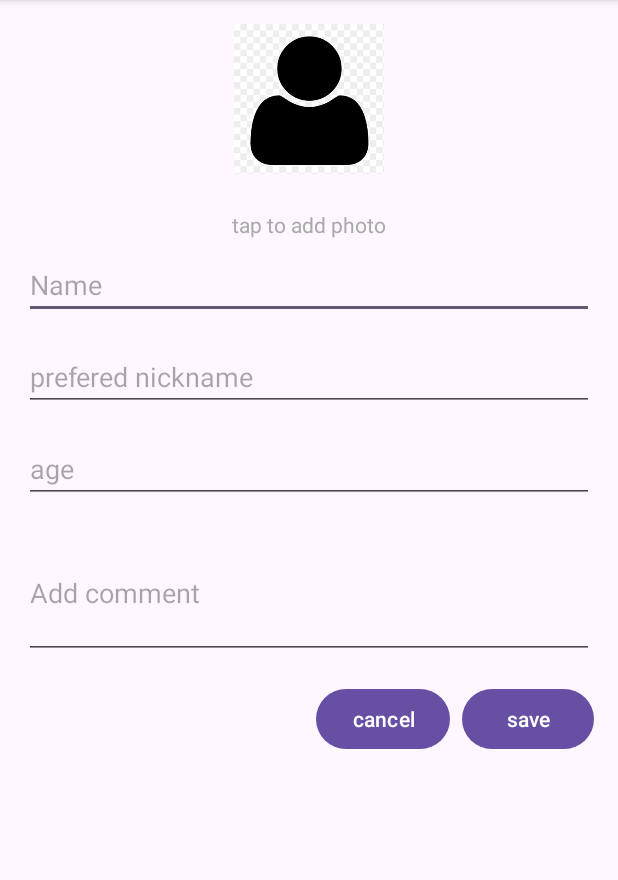
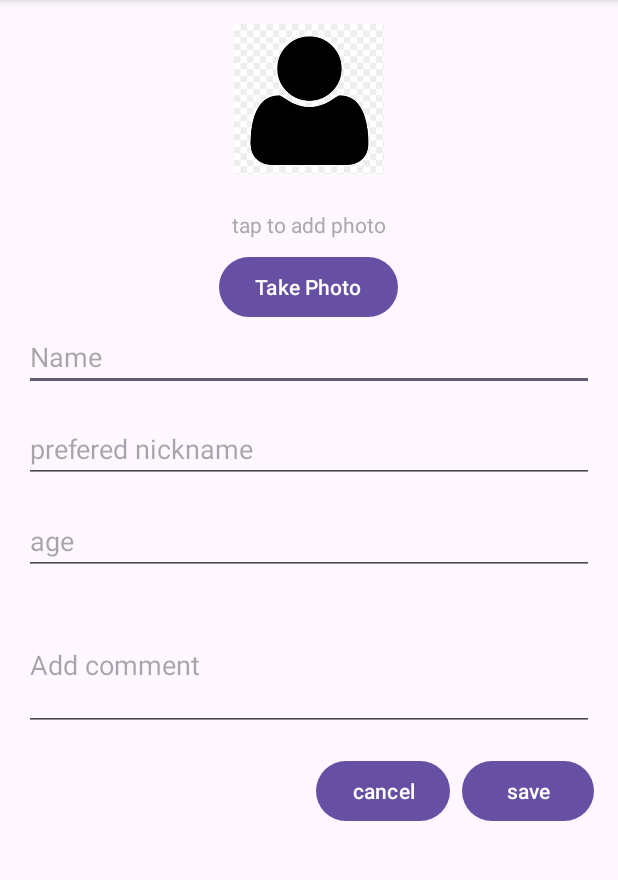
Before and after one commit to dnechv/cmpt276_ProjectApp, an Android app: the CreatePatientActivity screen opened directly, with no data from a screen before it, on a phone screen of 412 x 824 dp, the part 96-976 px from its top. Run offline under Robolectric (Android 15) with nearby library versions, the phone set to English and light mode, and no system bars; our stand-ins replace Firebase (no records; nobody signed in at launch, a user with empty details on screens opened directly).

Commit message:
profile pic
take profile picture button

```diff
--- a/app/src/main/java/com/example/memoryconnect/controllers/CreatePatientActivity.java
+++ b/app/src/main/java/com/example/memoryconnect/controllers/CreatePatientActivity.java
@@ -1,8 +1,10 @@
 package com.example.memoryconnect.controllers;
 
 import android.content.Intent;
+import android.graphics.Bitmap;
 import android.net.Uri;
 import android.os.Bundle;
+import android.provider.MediaStore;
 import android.util.Log;
 import android.widget.Button;
 import android.widget.EditText;
@@ -31,6 +33,9 @@ public class CreatePatientActivity extends AppCompatActivity {
     private Button saveButton;
     private Button cancelButton;
 
+    private Button takephotoButton;
+
+
     @Override
     protected void onCreate(Bundle savedInstanceState) {
         super.onCreate(savedInstanceState);
@@ -44,6 +49,7 @@ public class CreatePatientActivity extends AppCompatActivity {
         commentEditText = findViewById(R.id.commentEditText);
         saveButton = findViewById(R.id.saveButton);
         cancelButton = findViewById(R.id.cancelButton);
+        takephotoButton = findViewById(R.id.takephotoButton);
 
         // Initialize ViewModel
         patientViewModel = new ViewModelProvider(this).get(PatientViewModel.class);
@@ -59,6 +65,9 @@ public class CreatePatientActivity extends AppCompatActivity {
 
         // Observe ViewModel LiveData for save success or error handling
         observeViewModel();
+
+        // set up take picture button
+        takephotoButton.setOnClickListener(v -> takepic());
     }
 
     // Launch photo picker
@@ -133,4 +142,19 @@ public class CreatePatientActivity extends AppCompatActivity {
             patientViewModel.savePatient(patient);
         }
     }
+    public void takepic(){
+        Intent intent = new Intent(MediaStore.ACTION_IMAGE_CAPTURE);
+        startActivityForResult(intent, CAMERA_ACTION_CODE);
+    }
+    public static final int CAMERA_ACTION_CODE = 1;
+
+    @Override
+    protected void onActivityResult(int requestCode, int resultCode, @Nullable Intent data) {
+        super.onActivityResult(requestCode, resultCode, data);
+        if(requestCode == CAMERA_ACTION_CODE && resultCode == RESULT_OK && data != null){
+           Bundle bundle = data.getExtras();
+           Bitmap finalphoto = (Bitmap) bundle.get("data");
+           photoImageView.setImageBitmap(finalphoto);
+        }
+    }
 }
--- a/app/src/main/res/layout/add_new_patient.xml
+++ b/app/src/main/res/layout/add_new_patient.xml
@@ -1,6 +1,5 @@
 <?xml version="1.0" encoding="utf-8"?>
-<LinearLayout
-    xmlns:android="http://schemas.android.com/apk/res/android"
+<LinearLayout xmlns:android="http://schemas.android.com/apk/res/android"
     android:layout_width="match_parent"
     android:layout_height="match_parent"
     android:orientation="vertical"
@@ -12,70 +11,80 @@
         android:layout_width="100dp"
         android:layout_height="100dp"
         android:layout_gravity="center"
-        android:src="@drawable/ic_default_photo"
-    android:background="?attr/selectableItemBackgroundBorderless"
-    android:scaleType="centerCrop"
-    android:layout_marginBottom="16dp" />
+        android:layout_marginBottom="16dp"
+        android:background="?attr/selectableItemBackgroundBorderless"
+        android:scaleType="centerCrop"
+        android:src="@drawable/ic_default_photo" />
 
     <TextView
         android:layout_width="wrap_content"
         android:layout_height="wrap_content"
         android:layout_gravity="center"
+        android:padding="8dp"
         android:text="tap to add photo"
-        android:textColor="@android:color/darker_gray"
-        android:padding="8dp" />
+        android:textColor="@android:color/darker_gray" />
+
+    <Button
+        android:id="@+id/takephotoButton"
+        android:layout_width="wrap_content"
+        android:layout_height="wrap_content"
+        android:layout_gravity="center"
+        android:text="Take Photo" />
+
+
 
     <!-- Name Field -->
+
     <EditText
         android:id="@+id/nameEditText"
         android:layout_width="match_parent"
         android:layout_height="wrap_content"
+        android:layout_marginBottom="16dp"
         android:hint="Name"
-        android:inputType="textPersonName"
-        android:layout_marginBottom="16dp" />
+        android:inputType="textPersonName" />
 
     <!-- Nickname Field -->
     <EditText
         android:id="@+id/nicknameEditText"
         android:layout_width="match_parent"
         android:layout_height="wrap_content"
+        android:layout_marginBottom="16dp"
         android:hint="prefered nickname"
-        android:inputType="textPersonName"
-        android:layout_marginBottom="16dp" />
+        android:inputType="textPersonName" />
 
     <!-- Age Field -->
     <EditText
         android:id="@+id/ageEditText"
         android:layout_width="match_parent"
         android:layout_height="wrap_content"
+        android:layout_marginBottom="16dp"
         android:hint="age"
-        android:inputType="number"
-        android:layout_marginBottom="16dp" />
+        android:inputType="number" />
 
     <!-- Comment Section -->
     <EditText
         android:id="@+id/commentEditText"
         android:layout_width="match_parent"
         android:layout_height="wrap_content"
+        android:layout_marginBottom="16dp"
         android:hint="Add comment"
         android:inputType="textMultiLine"
-        android:minLines="3"
         android:maxLines="5"
-        android:layout_marginBottom="16dp" />
+        android:minLines="3" />
 
     <!-- Save and Cancel Buttons -->
     <LinearLayout
         android:layout_width="match_parent"
         android:layout_height="wrap_content"
-        android:orientation="horizontal"
-        android:gravity="end">
+        android:gravity="end"
+        android:orientation="horizontal">
 
         <Button
             android:id="@+id/cancelButton"
             android:layout_width="wrap_content"
             android:layout_height="wrap_content"
-            android:text="cancel"
-            android:layout_marginEnd="8dp" />
+            android:layout_marginEnd="8dp"
+            android:text="cancel" />
 
         <Button
             android:id="@+id/saveButton"
```
